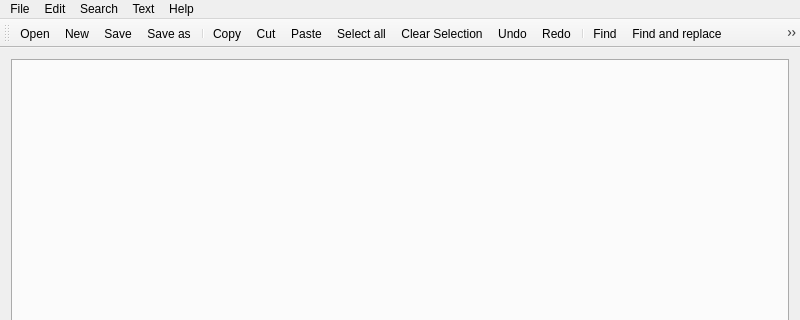
Above: mainwindow.ui from igorternyuk/TeQtSimpleNotepad before the change; both pictures show x 0 to 800 and y 0 to 320 of the 800 by 600 pixel window. Below: the same form after it.
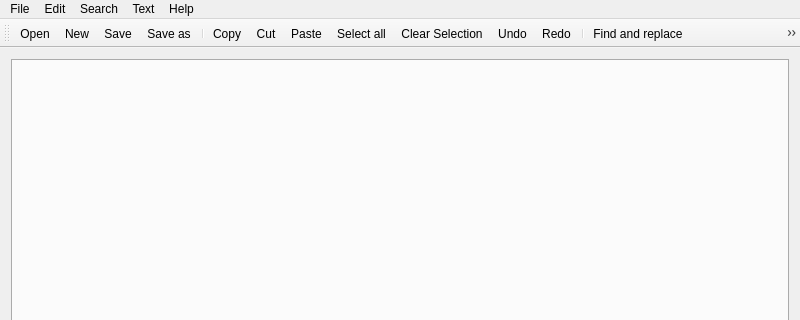
That is the form after the change. Icons and pictures are not drawn.

Commit message: Find-replace dialog and qsettings were added

Patch:
```diff
--- a/mainwindow.ui
+++ b/mainwindow.ui
@@ -119,7 +119,6 @@
    <addaction name="action_undo"/>
    <addaction name="action_redo"/>
    <addaction name="separator"/>
-   <addaction name="action_find"/>
    <addaction name="action_find_and_replace"/>
    <addaction name="action_previous_search_result"/>
    <addaction name="action_next_search_result"/>
@@ -298,15 +297,6 @@
     <string>Choose background color</string>
    </property>
   </action>
-  <action name="action_find">
-   <property name="icon">
-    <iconset resource="resources.qrc">
-     <normaloff>:/img/icons2/search.png</normaloff>:/img/icons2/search.png</iconset>
-   </property>
-   <property name="text">
-    <string>Find</string>
-   </property>
-  </action>
   <action name="action_find_and_replace">
    <property name="icon">
     <iconset resource="resources.qrc">
```
Left out of the diff: 3 changed lines with no effect on the pictures. The commit also changes 9 other files.
